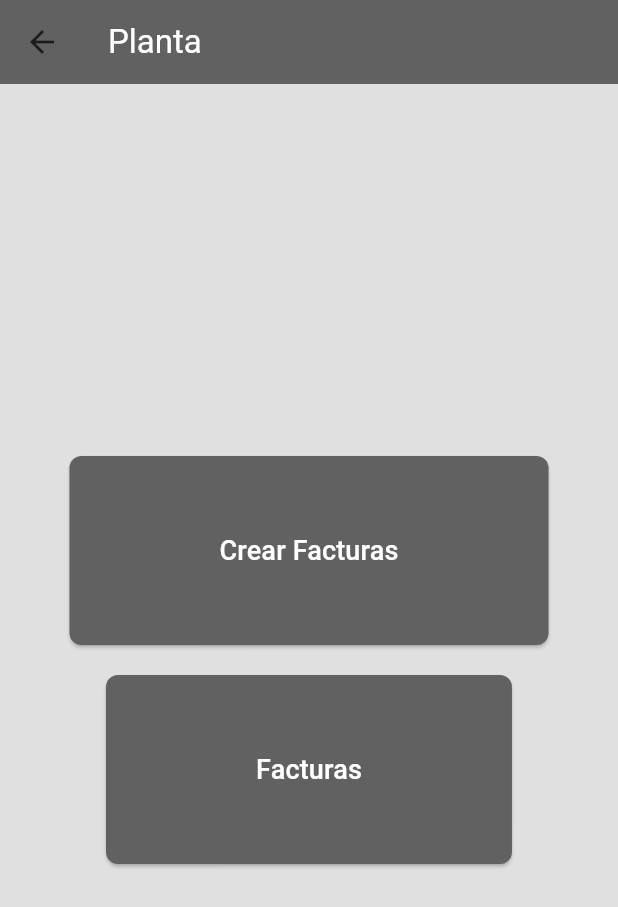
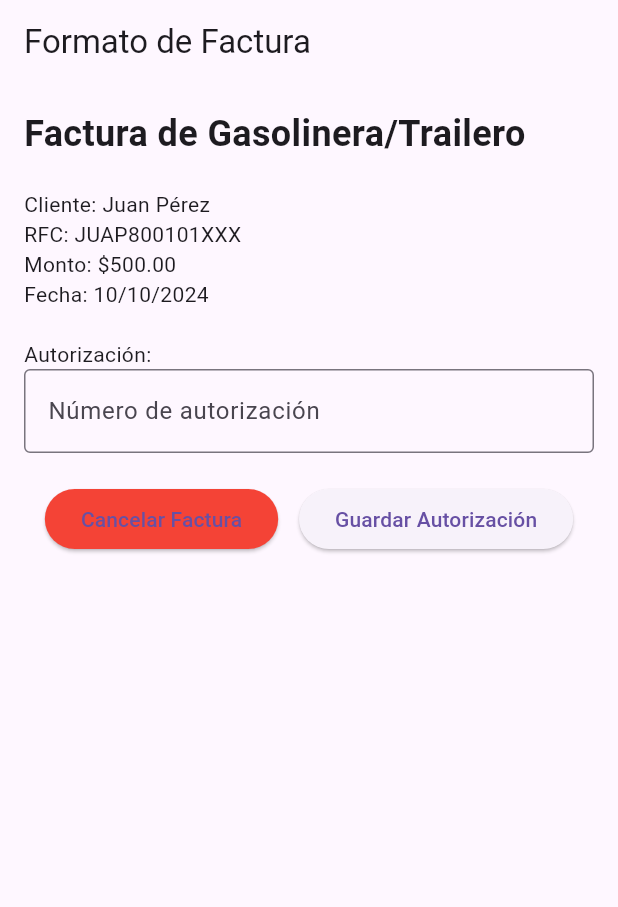
Before and after one commit to Fher03/lab-moviles, a Flutter app: the PlantaScreen screen opened directly, after a tap on "Facturas", on a phone screen of 412 x 824 dp. Shown: the top 907 px of the screen. Run offline on Flutter 3.47's test engine with Material 3 defaults, Android fonts, the phone set to English and light mode, and no system bars.

Commit message:
Se agrega la pagina de crear facturas y facturas

```diff
--- /dev/null
+++ b/lib/pages.dart/factura.dart
@@ -0,0 +1,117 @@
+import 'package:flutter/material.dart';
+
+void main() {
+  runApp(FacturaApp());
+}
+
+class FacturaApp extends StatelessWidget {
+  const FacturaApp({super.key});
+
+  @override
+  Widget build(BuildContext context) {
+    return MaterialApp(
+      title: 'Factura App',
+      theme: ThemeData(
+        primarySwatch: Colors.blue,
+      ),
+      home: FacturaScreen(),
+    );
+  }
+}
+
+class FacturaScreen extends StatelessWidget {
+  const FacturaScreen({super.key});
+
+  @override
+  Widget build(BuildContext context) {
+    return Scaffold(
+      appBar: AppBar(
+        title: Text('Formato de Factura'),
+      ),
+      body: Padding(
+        padding: const EdgeInsets.all(16.0),
+        child: Column(
+          crossAxisAlignment: CrossAxisAlignment.start,
+          children: [
+            Text(
+              'Factura de Gasolinera/Trailero',
+              style: TextStyle(fontSize: 24, fontWeight: FontWeight.bold),
+            ),
+            SizedBox(height: 20),
+            // Formato de la factura
+            Text('Cliente: Juan Pérez'),
+            Text('RFC: JUAP800101XXX'),
+            Text('Monto: \$500.00'),
+            Text('Fecha: 10/10/2024'),
+            SizedBox(height: 20),
+            // Autorización
+            Text('Autorización:'),
+            TextField(
+              decoration: InputDecoration(
+                border: OutlineInputBorder(),
+                labelText: 'Número de autorización',
+              ),
+            ),
+            SizedBox(height: 20),
+            // Botones
+            Row(
+              mainAxisAlignment: MainAxisAlignment.spaceEvenly,
+              children: [
+                ElevatedButton(
+                  onPressed: () {
+                    // Lógica para cancelar factura
+                    _cancelarFactura(context);
+                  },
+                  child: Text('Cancelar Factura'),
+                  style: ElevatedButton.styleFrom(backgroundColor: Colors.red),
+                ),
+                ElevatedButton(
+                  onPressed: () {
+                    // Lógica para guardar autorización
+                    _guardarAutorizacion(context);
+                  },
+                  child: Text('Guardar Autorización'),
+                ),
+              ],
+            ),
+          ],
+        ),
+      ),
+    );
+  }
+
+  void _cancelarFactura(BuildContext context) {
+    showDialog(
+      context: context,
+      builder: (context) => AlertDialog(
+        title: Text('Cancelar Factura'),
+        content: Text('¿Estás seguro de que deseas cancelar la factura?'),
+        actions: [
+          TextButton(
+            onPressed: () {
+              Navigator.of(context).pop(); // Cerrar el diálogo
+            },
+            child: Text('Cancelar'),
+          ),
+          TextButton(
+            onPressed: () {
+              // Lógica de cancelación aquí
+              Navigator.of(context).pop(); // Cerrar el diálogo
+              ScaffoldMessenger.of(context).showSnackBar(
+                SnackBar(content: Text('Factura cancelada.')),
+              );
+            },
+            child: Text('Aceptar'),
+          ),
+        ],
+      ),
+    );
+  }
+
+  void _guardarAutorizacion(BuildContext context) {
+    // Lógica para guardar la autorización
+    ScaffoldMessenger.of(context).showSnackBar(
+      SnackBar(content: Text('Autorización guardada.')),
+    );
+  }
+}
--- a/lib/pages.dart/planta.dart
+++ b/lib/pages.dart/planta.dart
@@ -1,4 +1,6 @@
 import 'package:flutter/material.dart';
+import 'package:facturation_app/pages.dart/crear-factura.dart';
+import 'package:facturation_app/pages.dart/factura.dart';
 
 // Pantalla "Planta" con dos botones grandes
 class PlantaScreen extends StatelessWidget {
@@ -26,7 +28,12 @@ class PlantaScreen extends StatelessWidget {
               ElevatedButton(
                 onPressed: () {
                   // Acción del primer botón
-                  print('Botón 1 presionado');
+                  Navigator.push(
+                    context,
+                    MaterialPageRoute(
+                      builder: (context) => CreateFacturaApp(),
+                    ),
+                  );
                 },
                 style: ElevatedButton.styleFrom(
                   backgroundColor: Colors.grey[700],
@@ -45,7 +52,12 @@ class PlantaScreen extends StatelessWidget {
               ElevatedButton(
                 onPressed: () {
                   // Acción del segundo botón
-                  print('Enviar a crear facturas');
+                  Navigator.push(
+                    context,
+                    MaterialPageRoute(
+                      builder: (context) => FacturaApp(),
+                    ),
+                  );
                 },
                 style: ElevatedButton.styleFrom(
                   backgroundColor: Colors.grey[700],
```
Also changed, not shown: lib/pages.dart/crear-factura.dart (added, +105 -0 lines).
